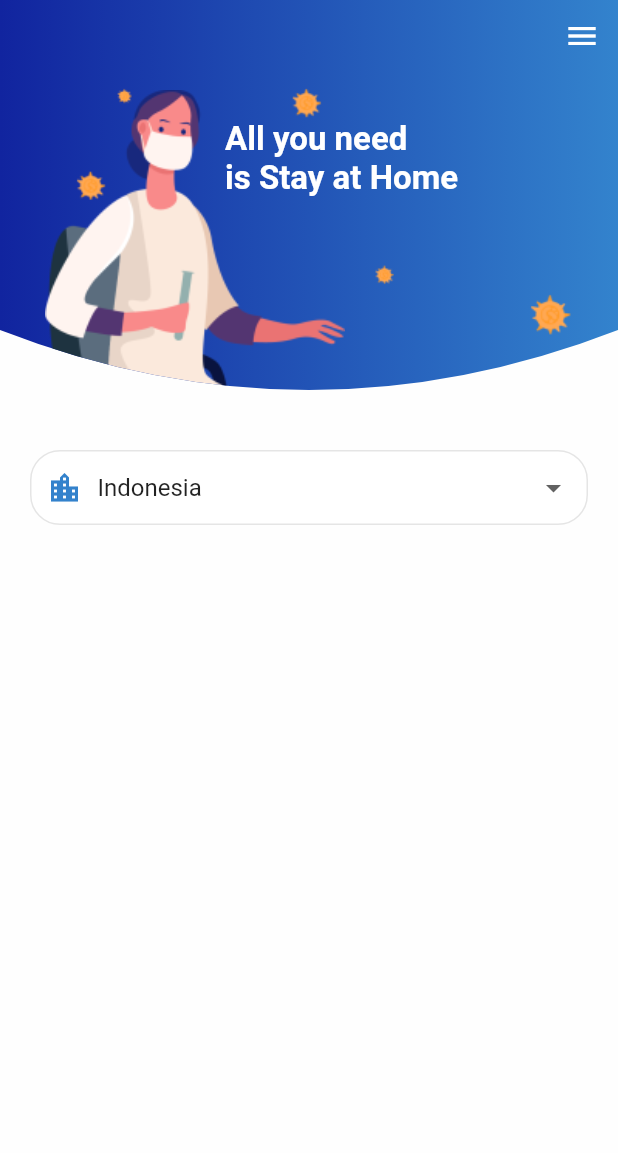
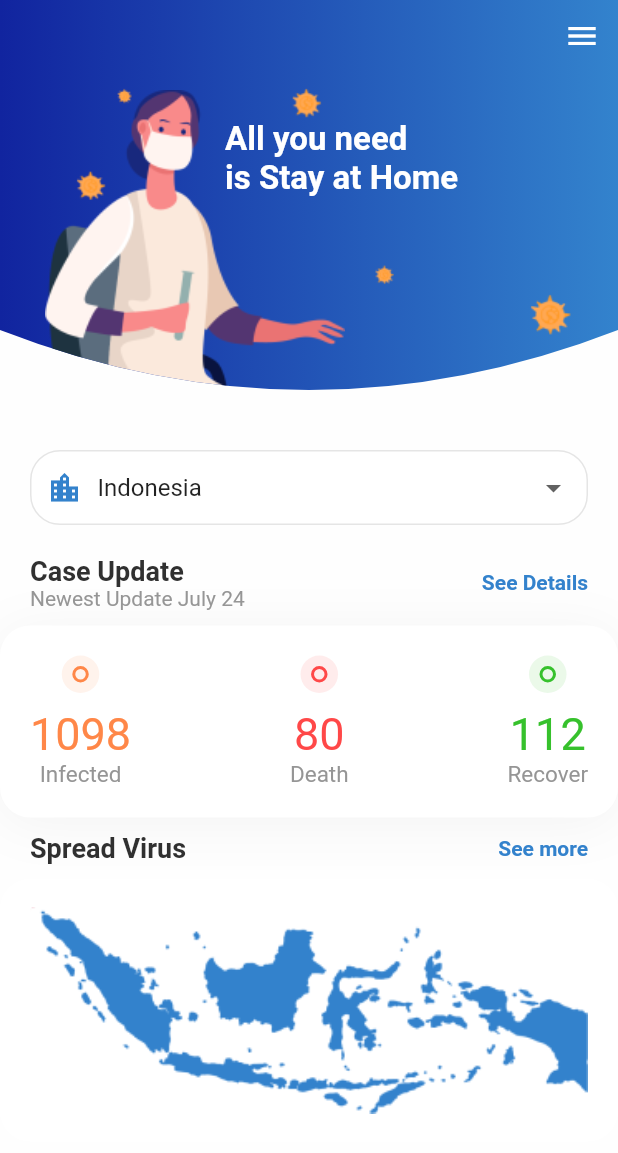
Before and after one commit to Apryn/covid_19, a Flutter app: the screen it shows after launch, on a phone screen of 412 x 824 dp. Shown: the top 1153 px of the screen. Run offline on Flutter 3.47's test engine with Material 2 defaults, Android fonts, the phone set to English and light mode, and no system bars; Roboto replaces fonts that are missing (Poppins).

Commit message:
Done HomeScreen

```diff
--- /dev/null
+++ b/lib/screen/home/components/counter.dart
@@ -0,0 +1,43 @@
+import 'package:covid_19/theme.dart';
+import 'package:flutter/material.dart';
+
+class Counter extends StatelessWidget {
+  const Counter({
+    Key? key,
+    required this.num,
+    required this.color,
+    required this.title,
+  }) : super(key: key);
+
+  final int num;
+  final Color color;
+  final String title;
+
+  @override
+  Widget build(BuildContext context) {
+    return Column(
+      children: [
+        Container(
+          padding: EdgeInsets.all(7),
+          height: 25,
+          width: 25,
+          decoration: BoxDecoration(
+              shape: BoxShape.circle, color: color.withOpacity(0.10)),
+          child: Container(
+            height: 10,
+            width: 10,
+            decoration: BoxDecoration(
+                shape: BoxShape.circle,
+                color: Colors.transparent,
+                border: Border.all(color: color, width: 2)),
+          ),
+        ),
+        const SizedBox(
+          height: 10,
+        ),
+        Text("$num", style: TextStyle(fontSize: 30, color: color)),
+        Text(title, style: kSubTextStyle.copyWith(fontSize: 15))
+      ],
+    );
+  }
+}
--- a/lib/screen/home/home_screen.dart
+++ b/lib/screen/home/home_screen.dart
@@ -1,5 +1,6 @@
 import 'package:covid_19/theme.dart';
 import 'package:flutter/material.dart';
+import 'components/counter.dart';
 import 'components/headerwithimage.dart';
 
 class HomeScreen extends StatelessWidget {
@@ -9,6 +10,7 @@ class HomeScreen extends StatelessWidget {
   Widget build(BuildContext context) {
     return Scaffold(
       body: SafeArea(
+        child: SingleChildScrollView(
           child: Column(children: [
             const HeaderwithImage(),
             Padding(
@@ -22,20 +24,24 @@ class HomeScreen extends StatelessWidget {
                     borderRadius: BorderRadius.circular(20),
                     border: Border.all(color: const Color(0xffE5E5E5))),
                 child: Row(children: [
-                Icon(
+                  const Icon(
                     Icons.location_city,
                     color: kPrimaryColor,
                   ),
-                SizedBox(
+                  const SizedBox(
                     width: 10,
                   ),
                   Expanded(
                     child: DropdownButton(
                       isExpanded: true,
-                    underline: SizedBox(),
+                      underline: const SizedBox(),
                       value: "Indonesia",
-                    items: ['Indonesia', 'Bangladesh', 'United States', 'Japan']
-                        .map<DropdownMenuItem<String>>((String value) {
+                      items: [
+                        'Indonesia',
+                        'Bangladesh',
+                        'United States',
+                        'Japan'
+                      ].map<DropdownMenuItem<String>>((String value) {
                         return DropdownMenuItem<String>(
                           value: value,
                           child: Text(value),
@@ -46,8 +52,103 @@ class HomeScreen extends StatelessWidget {
                   )
                 ]),
               ),
+            ),
+            const SizedBox(
+              height: 20,
+            ),
+            Padding(
+                padding: const EdgeInsets.symmetric(horizontal: 20),
+                child: Column(
+                  children: [
+                    Row(
+                      children: [
+                        RichText(
+                          text: const TextSpan(children: [
+                            TextSpan(
+                                text: "Case Update\n", style: kTitleTextstyle),
+                            TextSpan(
+                                text: "Newest Update July 24",
+                                style: TextStyle(color: kTextLightColor))
+                          ]),
+                        ),
+                        const Spacer(),
+                        const Text(
+                          "See Details",
+                          style: TextStyle(
+                              color: kPrimaryColor,
+                              fontWeight: FontWeight.w600),
+                        )
+                      ],
+                    ),
+                    const SizedBox(
+                      height: 10,
+                    )
+                  ],
+                )),
+            Container(
+              padding: const EdgeInsets.all(20),
+              decoration: BoxDecoration(
+                  color: Colors.white,
+                  borderRadius: BorderRadius.circular(20),
+                  boxShadow: [
+                    BoxShadow(
+                        offset: const Offset(0, 4),
+                        blurRadius: 30,
+                        color: kShadowColor)
+                  ]),
+              child: Row(
+                mainAxisAlignment: MainAxisAlignment.spaceBetween,
+                children: const [
+                  Counter(
+                    title: "Infected",
+                    color: kInfectedColor,
+                    num: 1098,
+                  ),
+                  Counter(
+                    title: "Death",
+                    color: kDeathColor,
+                    num: 80,
+                  ),
+                  Counter(
+                    title: "Recover",
+                    color: kRecovercolor,
+                    num: 112,
+                  )
+                ],
+              ),
+            ),
+            Container(
+              margin: EdgeInsets.only(top: 10),
+              padding: const EdgeInsets.symmetric(horizontal: 20),
+              child: Row(
+                children: [
+                  Text(
+                    "Spread Virus",
+                    style: kTitleTextstyle,
+                  ),
+                  Spacer(),
+                  Text(
+                    "See more",
+                    style: TextStyle(
+                        color: kPrimaryColor, fontWeight: FontWeight.w600),
+                  ),
+                ],
+              ),
+            ),
+            Container(
+              margin: EdgeInsets.only(top: 10),
+              padding: EdgeInsets.symmetric(horizontal: 20),
+              height: 175,
+              width: double.infinity,
+              decoration: BoxDecoration(
+                  borderRadius: BorderRadius.circular(20), color: Colors.white),
+              child: Image.asset(
+                "assets/images/map.png",
+                fit: BoxFit.contain,
+              ),
             )
           ]),
+        ),
       ),
     );
   }
```
Lines whose indentation alone changed are shown as unchanged.
